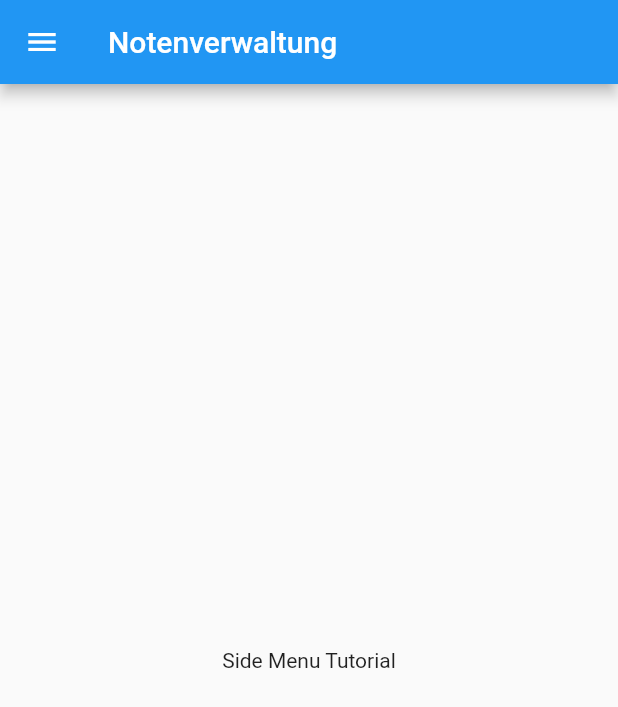
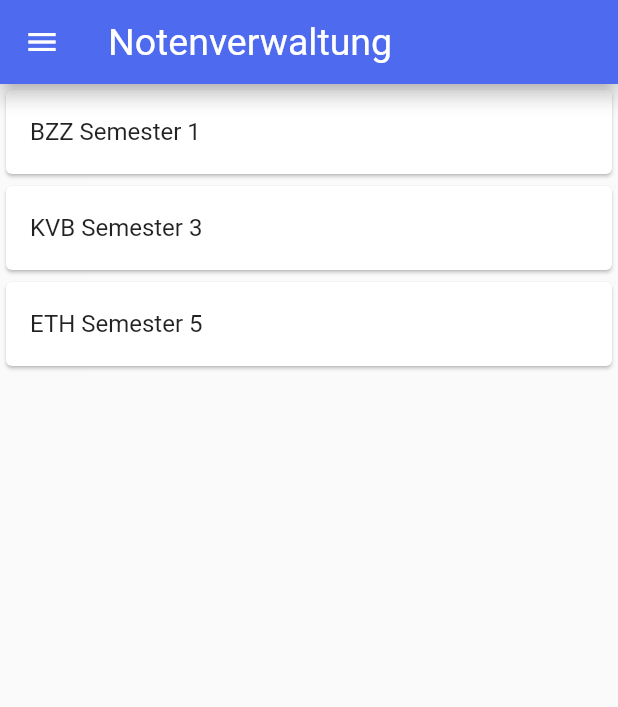
Before and after one commit to sky150/Notenverwaltung, a Flutter app: the screen it shows after launch, on a phone screen of 412 x 824 dp. Shown: the top 707 px of the screen. Run offline on Flutter 3.47's test engine with Material 2 defaults, Android fonts, the phone set to English and light mode, and no system bars; Roboto replaces fonts that are missing (Segoe UI).

Commit message:
Added List & Navigation

```diff
--- /dev/null
+++ b/App/notenverwaltung/lib/UI/Semester/semester_page.dart
@@ -0,0 +1,21 @@
+import 'package:flutter/material.dart';
+import 'package:notenverwaltung/models/global.dart';
+
+//Später mit REST JSON: https://flutter.dev/docs/development/data-and-backend/json
+class Semester extends StatefulWidget {
+  //final List<Semester> semesterList;
+  //final <SupportFile> supportFile;
+  //final String semesterId;
+  final String semesterName;
+  final double semesterDurchschnitt;
+  final String jahr;
+
+  Semester(this.semesterName, this.semesterDurchschnitt, this.jahr);
+
+  @override
+  State<StatefulWidget> createState() {
+    // TODO: implement createState
+    throw UnimplementedError();
+  }
+
+}
--- a/App/notenverwaltung/lib/main.dart
+++ b/App/notenverwaltung/lib/main.dart
@@ -1,4 +1,8 @@
 import 'package:flutter/material.dart';
+import 'models/global.dart';
+import 'package:flutter/foundation.dart';
+import 'UI/Note/note_page.dart';
+import 'UI/Semester/semester_page.dart';
 
 void main() {
   runApp(MyApp());
@@ -11,10 +15,13 @@ class MyApp extends StatelessWidget {
     return MaterialApp(
       title: 'Notenverwaltung',
       theme: ThemeData(
-        primarySwatch: Colors.blue,
+        primarySwatch: blueColorCustom,
         visualDensity: VisualDensity.adaptivePlatformDensity,
-      ),
-      home: MyHomePage(title: 'Notenverwaltung'),
+        backgroundColor: whiteColorCustom,
+        primaryColor: defaultTargetPlatform == TargetPlatform.iOS
+        ? Colors.grey[50]
+        : null),
+      home: MyHomePage(),
     );
   }
 }
@@ -30,65 +37,98 @@ class MyHomePage extends StatefulWidget {
 
 class _MyHomePageState extends State<MyHomePage> {
 
+  List<Semester> semesterList = [
+    Semester('BZZ Semester 1',4.25,'2017'),
+    Semester('KVB Semester 3',5.67,'2019'),
+    Semester('ETH Semester 5',3.95,'2020'),
+  ];
+
   @override
   Widget build(BuildContext context) {
 
     return Scaffold(
-      drawer: NavDrawer(),
       appBar: AppBar(
-        title: Text('Notenverwaltung')
+        title: Text(
+          'Notenverwaltung',
+          style: fontStyle,
+          ),
+          elevation: defaultTargetPlatform == TargetPlatform.android ? 5.0 : 0.0,
+        ),
+      drawer: new Drawer(
+        child: new ListView(
+          children: <Widget>[
+            new UserAccountsDrawerHeader(
+              accountName: new Text("Natalie Sumbo"),
+              accountEmail: new Text("nathaliesumbo@gmail.com"),
+              currentAccountPicture: new CircleAvatar(
+                backgroundColor:
+                  Theme.of(context).platform == TargetPlatform.iOS
+                  ? blueColorCustom
+                  : Colors.white,
+                child: new Text("N"),
+              ),
+              otherAccountsPictures: <Widget>[
+                new CircleAvatar(
+                  backgroundColor:
+                    Theme.of(context).platform == TargetPlatform.iOS
+                    ? blueColorCustom
+                    : Colors.white,
+                  child: new Text("S"),
+                ),
+              ],
+            ),
+            new ListTile(
+              title: new Text("Semester"),
+              trailing: new Icon(Icons.subject),
+              onTap: (){
+                Navigator.of(context).push(new MaterialPageRoute(
+                  builder: (BuildContext context) =>
+                    Note()));
+              },
+            ),
+            new ListTile(
+              title: new Text("Einstellungen"),
+              trailing: new Icon(Icons.settings),
+              onTap: (){
+                Navigator.of(context).push(new MaterialPageRoute(
+                  builder: (BuildContext context) =>
+                    Note()));
+              },
+            ),
+            new Divider(),
+            new ListTile(
+              title: new Text("Feedback"),
+              trailing: new Icon(Icons.border_color),
+              onTap: (){
+                Navigator.of(context).push(new MaterialPageRoute(
+                  builder: (BuildContext context) =>
+                    Note()));
+              },
+            ),
+
+          ],
+        ),
       ),
-      body: Center(
-        child: Text('Side Menu Tutorial'),
-      ),
+      body:
+        ListView.builder(
+            itemCount: semesterList.length,
+            itemBuilder: (context, index){
+              return Card(
+                child: ListTile(
+                  onTap:() {},
+                  title: Text(semesterList[index].semesterName),
+                ),
+              );
+            }
+          ),
+
+/**
+        FloatingActionButton(
+          child: Icon(Icons.add),
+          backgroundColor: blueColorCustom,
+          onPressed: () {}
+        ),
+ */
     );
   }
 }
-class NavDrawer extends StatelessWidget {
-  @override
-  Widget build(BuildContext context) {
-    return Drawer(
-      child: ListView(
-        padding: EdgeInsets.zero,
-        children: <Widget>[
-          DrawerHeader(
-            child: Text(
-              'Notenverwaltung',
-              style: TextStyle(color: Colors.white, fontSize: 25),
-            ),
-            decoration: BoxDecoration(
-                color: Colors.blue,
-                image: DecorationImage(
-                    fit: BoxFit.fill,
-                    image: AssetImage('assets/images/cover.jpg'))),
-          ),
-          ListTile(
-            leading: Icon(Icons.input),
-            title: Text('Semester'),
-            onTap: () => {},
-          ),
-          ListTile(
-            leading: Icon(Icons.verified_user),
-            title: Text('Profile'),
-            onTap: () => {Navigator.of(context).pop()},
-          ),
-          ListTile(
-            leading: Icon(Icons.settings),
-            title: Text('Settings'),
-            onTap: () => {Navigator.of(context).pop()},
-          ),
-          ListTile(
-            leading: Icon(Icons.border_color),
-            title: Text('Feedback'),
-            onTap: () => {Navigator.of(context).pop()},
-          ),
-          ListTile(
-            leading: Icon(Icons.exit_to_app),
-            title: Text('Logout'),
-            onTap: () => {Navigator.of(context).pop()},
-          ),
-        ],
-      ),
-    );
-  }
-}
--- /dev/null
+++ b/App/notenverwaltung/lib/models/global.dart
@@ -0,0 +1,8 @@
+import 'package:flutter/material.dart';
+Map<int, Color> color ={50:Color.fromRGBO(136,14,79, .1),100:Color.fromRGBO(136,14,79, .2),200:Color.fromRGBO(136,14,79, .3),300:Color.fromRGBO(136,14,79, .4),400:Color.fromRGBO(136,14,79, .5),500:Color.fromRGBO(136,14,79, .6),600:Color.fromRGBO(136,14,79, .7),700:Color.fromRGBO(136,14,79, .8),800:Color.fromRGBO(136,14,79, .9),900:Color.fromRGBO(136,14,79, 1),};
+Color blueColor = new Color(0xFF4E6AEE);
+Color whiteColor = new Color(0xFFFFFFFF);
+MaterialColor blueColorCustom = MaterialColor(0xFF4E6AEE, color);
+MaterialColor whiteColorCustom = MaterialColor(0xFFF4F3F8, color);
+
+TextStyle fontStyle = new TextStyle(fontFamily: 'Segoe UI', fontWeight: FontWeight.normal, color: whiteColor, fontSize: 25);
```
Also changed, not shown: App/notenverwaltung/lib/UI/Note/note_page.dart (added, +32 -0 lines).
